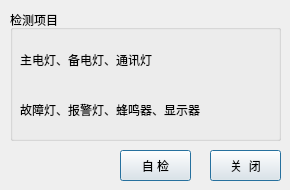
Before: the Qt Designer form main/ui/check.ui in Blackrose/Tcutest_SerialSystem, drawn with Qt 5.
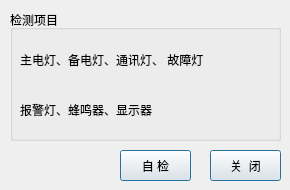
After: the same form once the commit is applied. Icons and pictures are not drawn.

Commit message: 1.修改报警或者故障恢复正常后报警和故障数据不删除 2.修改自检显示

Patch:
```diff
--- a/main/ui/check.ui
+++ b/main/ui/check.ui
@@ -40,12 +40,12 @@
      <rect>
       <x>10</x>
       <y>30</y>
-      <width>191</width>
+      <width>251</width>
       <height>41</height>
      </rect>
     </property>
     <property name="text">
-     <string>主电灯、备电灯、通讯灯 </string>
+     <string>主电灯、备电灯、通讯灯、 故障灯</string>
     </property>
     <property name="textFormat">
      <enum>Qt::RichText</enum>
@@ -64,7 +64,7 @@
      </rect>
     </property>
     <property name="text">
-     <string>故障灯、报警灯、蜂鸣器、显示器</string>
+     <string>报警灯、蜂鸣器、显示器</string>
     </property>
     <property name="textFormat">
      <enum>Qt::RichText</enum>
```
Left out of the diff: 2 changed lines with no effect on the pictures. The commit also changes 8 other files.
